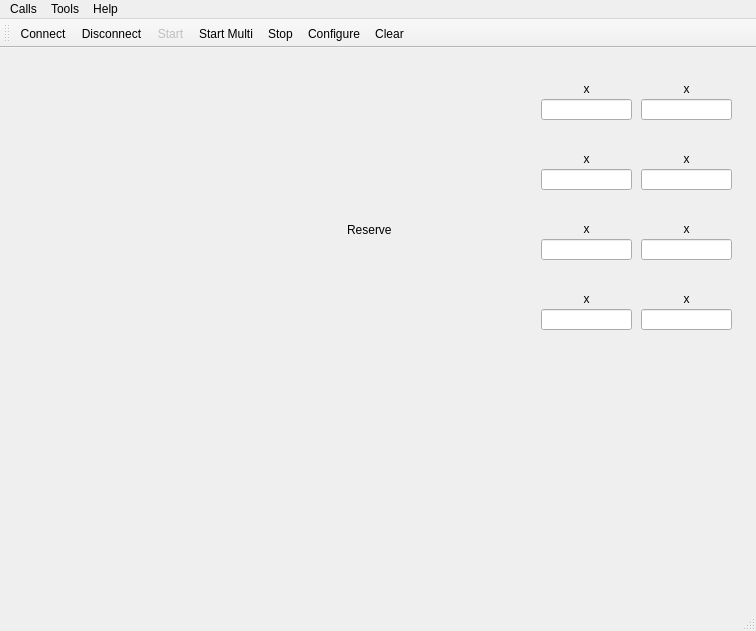
sunbibei/visualizer, file mainwindow.ui: the form before one commit.
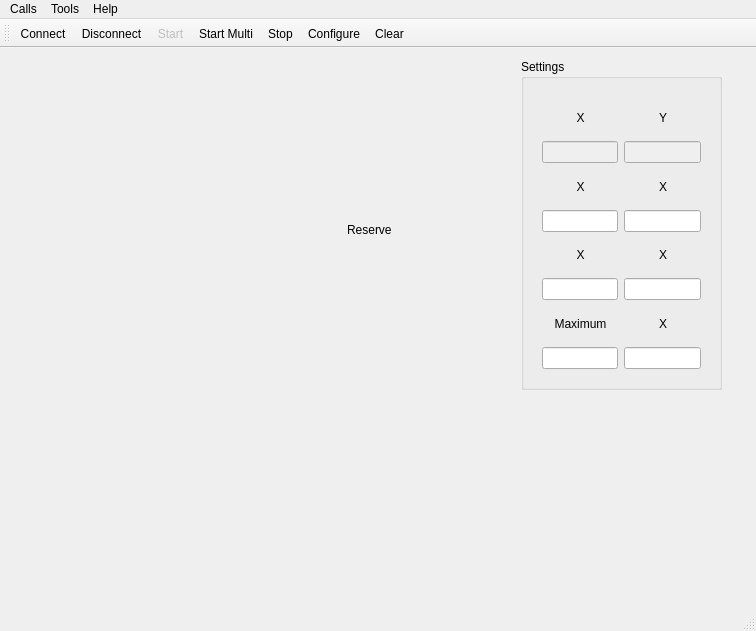
The form after the commit. Icons and pictures are not drawn. Custom widgets are drawn as their Qt base class.

What changed in the file:
```diff
--- a/mainwindow.ui
+++ b/mainwindow.ui
@@ -63,237 +63,174 @@
         <string>Reserve</string>
        </property>
       </widget>
-      <widget class="QLineEdit" name="lineEdit">
+      <widget class="QGroupBox" name="groupBox">
        <property name="geometry">
         <rect>
-         <x>530</x>
-         <y>40</y>
-         <width>91</width>
-         <height>21</height>
+         <x>510</x>
+         <y>0</y>
+         <width>201</width>
+         <height>331</height>
         </rect>
        </property>
-      </widget>
+       <property name="title">
+        <string>Settings</string>
+       </property>
+       <widget class="QWidget" name="verticalLayoutWidget">
+        <property name="geometry">
+         <rect>
+          <x>10</x>
+          <y>30</y>
+          <width>181</width>
+          <height>291</height>
+         </rect>
+        </property>
+        <layout class="QVBoxLayout" name="verticalLayout_2">
+         <item>
+          <layout class="QHBoxLayout" name="horizontalLayout">
+           <item>
       <widget class="QLabel" name="label">
-       <property name="geometry">
-        <rect>
-         <x>530</x>
-         <y>20</y>
-         <width>91</width>
-         <height>20</height>
-        </rect>
-       </property>
-       <property name="layoutDirection">
-        <enum>Qt::LeftToRight</enum>
-       </property>
        <property name="text">
-        <string>x</string>
+              <string>X</string>
        </property>
        <property name="alignment">
         <set>Qt::AlignCenter</set>
        </property>
       </widget>
+           </item>
+           <item>
       <widget class="QLabel" name="label_2">
-       <property name="geometry">
-        <rect>
-         <x>630</x>
-         <y>20</y>
-         <width>91</width>
-         <height>20</height>
-        </rect>
-       </property>
-       <property name="layoutDirection">
-        <enum>Qt::LeftToRight</enum>
-       </property>
        <property name="text">
-        <string>x</string>
+              <string>Y</string>
        </property>
        <property name="alignment">
         <set>Qt::AlignCenter</set>
        </property>
       </widget>
+           </item>
+          </layout>
+         </item>
+         <item>
+          <layout class="QHBoxLayout" name="horizontalLayout_8">
+           <item>
+            <widget class="QLineEdit" name="lineEdit">
+             <property name="enabled">
+              <bool>false</bool>
+             </property>
+            </widget>
+           </item>
+           <item>
       <widget class="QLineEdit" name="lineEdit_2">
-       <property name="geometry">
-        <rect>
-         <x>630</x>
-         <y>40</y>
-         <width>91</width>
-         <height>21</height>
-        </rect>
-       </property>
-      </widget>
-      <widget class="QLabel" name="label_3">
-       <property name="geometry">
-        <rect>
-         <x>630</x>
-         <y>90</y>
-         <width>91</width>
-         <height>20</height>
-        </rect>
-       </property>
-       <property name="layoutDirection">
-        <enum>Qt::LeftToRight</enum>
-       </property>
-       <property name="text">
-        <string>x</string>
-       </property>
-       <property name="alignment">
-        <set>Qt::AlignCenter</set>
-       </property>
-      </widget>
-      <widget class="QLineEdit" name="lineEdit_3">
-       <property name="geometry">
-        <rect>
-         <x>630</x>
-         <y>110</y>
-         <width>91</width>
-         <height>21</height>
-        </rect>
-       </property>
-      </widget>
+             <property name="enabled">
+              <bool>false</bool>
+             </property>
+            </widget>
+           </item>
+          </layout>
+         </item>
+         <item>
+          <layout class="QHBoxLayout" name="horizontalLayout_7">
+           <item>
       <widget class="QLabel" name="label_4">
-       <property name="geometry">
-        <rect>
-         <x>530</x>
-         <y>90</y>
-         <width>91</width>
-         <height>20</height>
-        </rect>
-       </property>
-       <property name="layoutDirection">
-        <enum>Qt::LeftToRight</enum>
-       </property>
        <property name="text">
-        <string>x</string>
+              <string>X</string>
        </property>
        <property name="alignment">
         <set>Qt::AlignCenter</set>
        </property>
       </widget>
-      <widget class="QLineEdit" name="lineEdit_4">
-       <property name="geometry">
-        <rect>
-         <x>530</x>
-         <y>110</y>
-         <width>91</width>
-         <height>21</height>
-        </rect>
-       </property>
-      </widget>
-      <widget class="QLabel" name="label_5">
-       <property name="geometry">
-        <rect>
-         <x>630</x>
-         <y>160</y>
-         <width>91</width>
-         <height>20</height>
-        </rect>
-       </property>
-       <property name="layoutDirection">
-        <enum>Qt::LeftToRight</enum>
-       </property>
+           </item>
+           <item>
+            <widget class="QLabel" name="label_3">
        <property name="text">
-        <string>x</string>
+              <string>X</string>
        </property>
        <property name="alignment">
         <set>Qt::AlignCenter</set>
        </property>
       </widget>
-      <widget class="QLineEdit" name="lineEdit_5">
-       <property name="geometry">
-        <rect>
-         <x>630</x>
-         <y>180</y>
-         <width>91</width>
-         <height>21</height>
-        </rect>
-       </property>
-      </widget>
+           </item>
+          </layout>
+         </item>
+         <item>
+          <layout class="QHBoxLayout" name="horizontalLayout_6">
+           <item>
+            <widget class="QLineEdit" name="lineEdit_3"/>
+           </item>
+           <item>
+            <widget class="QLineEdit" name="lineEdit_4"/>
+           </item>
+          </layout>
+         </item>
+         <item>
+          <layout class="QHBoxLayout" name="horizontalLayout_5">
+           <item>
       <widget class="QLabel" name="label_6">
-       <property name="geometry">
-        <rect>
-         <x>530</x>
-         <y>160</y>
-         <width>91</width>
-         <height>20</height>
-        </rect>
-       </property>
-       <property name="layoutDirection">
-        <enum>Qt::LeftToRight</enum>
-       </property>
+             <property name="text">
+              <string>X</string>
+             </property>
+             <property name="alignment">
+              <set>Qt::AlignCenter</set>
+             </property>
+            </widget>
+           </item>
+           <item>
+            <widget class="QLabel" name="label_5">
        <property name="text">
-        <string>x</string>
+              <string>X</string>
        </property>
        <property name="alignment">
         <set>Qt::AlignCenter</set>
        </property>
       </widget>
-      <widget class="QLineEdit" name="lineEdit_6">
-       <property name="geometry">
-        <rect>
-         <x>530</x>
-         <y>180</y>
-         <width>91</width>
-         <height>21</height>
-        </rect>
-       </property>
-      </widget>
+           </item>
+          </layout>
+         </item>
+         <item>
+          <layout class="QHBoxLayout" name="horizontalLayout_4">
+           <item>
+            <widget class="QLineEdit" name="lineEdit_5"/>
+           </item>
+           <item>
+            <widget class="QLineEdit" name="lineEdit_6"/>
+           </item>
+          </layout>
+         </item>
+         <item>
+          <layout class="QHBoxLayout" name="horizontalLayout_3">
+           <item>
       <widget class="QLabel" name="label_7">
-       <property name="geometry">
-        <rect>
-         <x>630</x>
-         <y>230</y>
-         <width>91</width>
-         <height>20</height>
-        </rect>
-       </property>
-       <property name="layoutDirection">
-        <enum>Qt::LeftToRight</enum>
-       </property>
        <property name="text">
-        <string>x</string>
+              <string>Maximum</string>
        </property>
        <property name="alignment">
         <set>Qt::AlignCenter</set>
        </property>
       </widget>
-      <widget class="QLineEdit" name="lineEdit_7">
-       <property name="geometry">
-        <rect>
-         <x>630</x>
-         <y>250</y>
-         <width>91</width>
-         <height>21</height>
-        </rect>
-       </property>
-      </widget>
+           </item>
+           <item>
       <widget class="QLabel" name="label_8">
-       <property name="geometry">
-        <rect>
-         <x>530</x>
-         <y>230</y>
-         <width>91</width>
-         <height>20</height>
-        </rect>
-       </property>
-       <property name="layoutDirection">
-        <enum>Qt::LeftToRight</enum>
-       </property>
        <property name="text">
-        <string>x</string>
+              <string>X</string>
        </property>
        <property name="alignment">
         <set>Qt::AlignCenter</set>
        </property>
       </widget>
-      <widget class="QLineEdit" name="lineEdit_8">
-       <property name="geometry">
-        <rect>
-         <x>530</x>
-         <y>250</y>
-         <width>91</width>
-         <height>21</height>
-        </rect>
-       </property>
+           </item>
+          </layout>
+         </item>
+         <item>
+          <layout class="QHBoxLayout" name="horizontalLayout_2">
+           <item>
+            <widget class="QLineEdit" name="lineEdit_7"/>
+           </item>
+           <item>
+            <widget class="QLineEdit" name="lineEdit_8"/>
+           </item>
+          </layout>
+         </item>
+        </layout>
+       </widget>
       </widget>
      </widget>
     </item>
```
Lines whose indentation alone changed are shown as unchanged.
